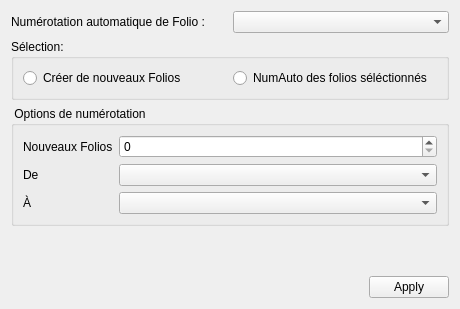
This is sources/autoNum/ui/folioautonumbering.ui in qelectrotech/qelectrotech-source-mirror as Qt 5 draws it before an edit. The edited form follows.
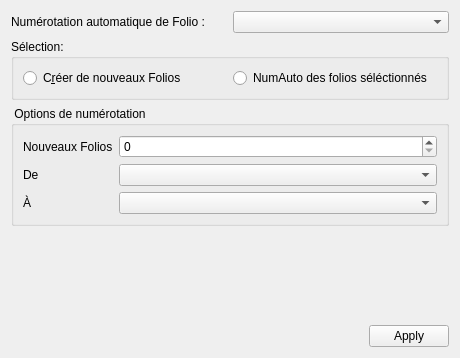
This is the edited form.

The edit to the form file:
```diff
--- a/sources/autoNum/ui/folioautonumbering.ui
+++ b/sources/autoNum/ui/folioautonumbering.ui
@@ -7,7 +7,7 @@
     <x>0</x>
     <y>0</y>
     <width>460</width>
-    <height>309</height>
+    <height>358</height>
    </rect>
   </property>
   <property name="sizePolicy">
@@ -75,7 +75,7 @@
            </sizepolicy>
           </property>
           <property name="text">
-           <string>Créer de nouveaux Folios</string>
+           <string>C&amp;réer de nouveaux Folios</string>
           </property>
          </widget>
         </item>
```
Left out of the diff: 4 changed lines with no effect on the pictures.
